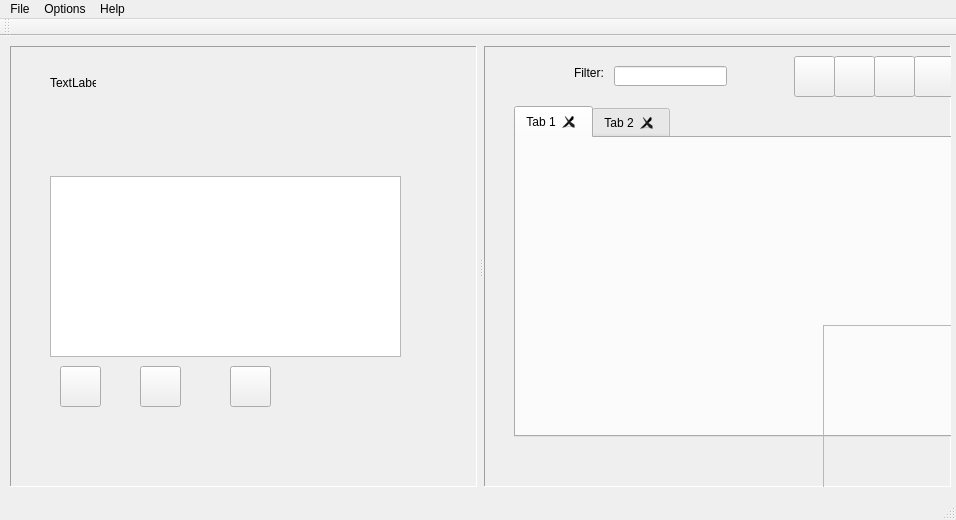
robotology/yarp, file src/yarplogger-qt/mainwindow.ui: the form before one commit.
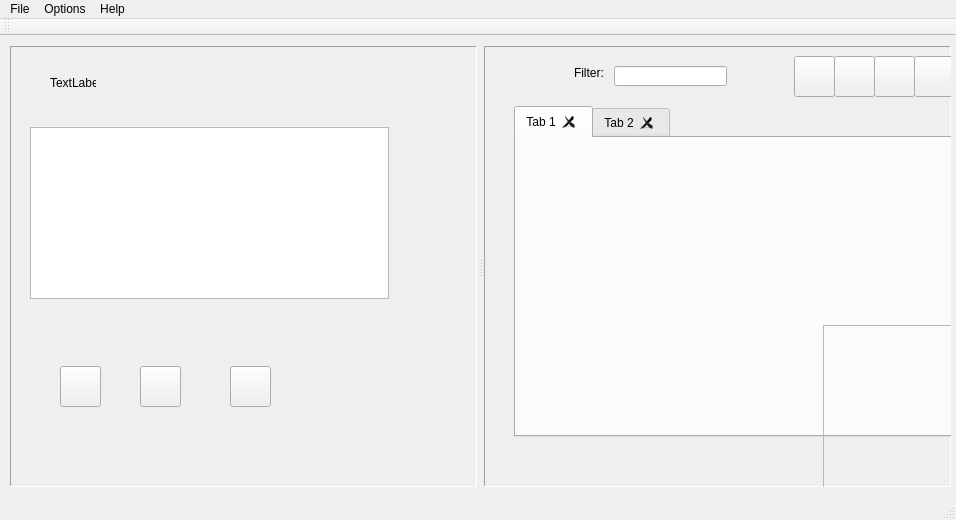
The form after the commit. Icons and pictures are not drawn.

Patch:
```diff
--- a/src/yarplogger-qt/mainwindow.ui
+++ b/src/yarplogger-qt/mainwindow.ui
@@ -10,6 +10,12 @@
     <height>520</height>
    </rect>
   </property>
+  <property name="sizePolicy">
+   <sizepolicy hsizetype="Maximum" vsizetype="Preferred">
+    <horstretch>0</horstretch>
+    <verstretch>0</verstretch>
+   </sizepolicy>
+  </property>
   <property name="windowTitle">
    <string>MainWindow</string>
   </property>
@@ -48,28 +54,6 @@
      <property name="frameShadow">
       <enum>QFrame::Sunken</enum>
      </property>
-     <widget class="QTreeView" name="treeView">
-      <property name="geometry">
-       <rect>
-        <x>40</x>
-        <y>130</y>
-        <width>351</width>
-        <height>181</height>
-       </rect>
-      </property>
-      <property name="editTriggers">
-       <set>QAbstractItemView::NoEditTriggers</set>
-      </property>
-      <property name="rootIsDecorated">
-       <bool>false</bool>
-      </property>
-      <property name="sortingEnabled">
-       <bool>true</bool>
-      </property>
-      <attribute name="headerVisible">
-       <bool>true</bool>
-      </attribute>
-     </widget>
      <widget class="QPushButton" name="refreshLogger">
       <property name="geometry">
        <rect>
@@ -152,6 +136,40 @@
        <string>TextLabel</string>
       </property>
      </widget>
+     <widget class="QWidget" name="verticalLayoutWidget">
+      <property name="geometry">
+       <rect>
+        <x>9</x>
+        <y>70</y>
+        <width>381</width>
+        <height>194</height>
+       </rect>
+      </property>
+      <layout class="QVBoxLayout" name="verticalLayout_2">
+       <item>
+        <widget class="QTreeView" name="treeView">
+         <property name="sizePolicy">
+          <sizepolicy hsizetype="Expanding" vsizetype="Minimum">
+           <horstretch>0</horstretch>
+           <verstretch>0</verstretch>
+          </sizepolicy>
+         </property>
+         <property name="editTriggers">
+          <set>QAbstractItemView::NoEditTriggers</set>
+         </property>
+         <property name="rootIsDecorated">
+          <bool>false</bool>
+         </property>
+         <property name="sortingEnabled">
+          <bool>true</bool>
+         </property>
+         <attribute name="headerVisible">
+          <bool>true</bool>
+         </attribute>
+        </widget>
+       </item>
+      </layout>
+     </widget>
     </widget>
     <widget class="QFrame" name="frame_2">
      <property name="frameShape">
```
